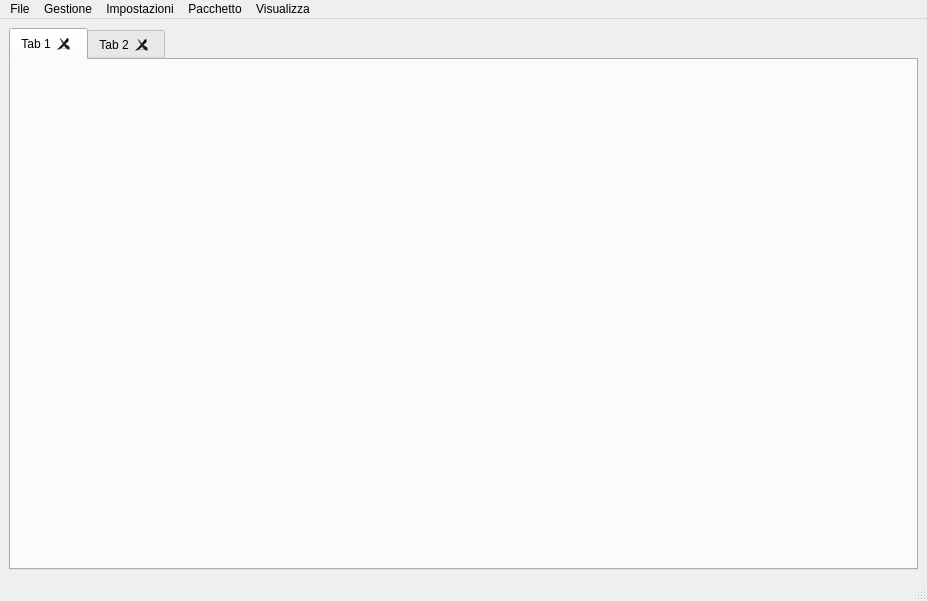
This is mainwindow.ui in Gabriele266/ArduinoPacMan as Qt 5 draws it before an edit. The edited form follows.
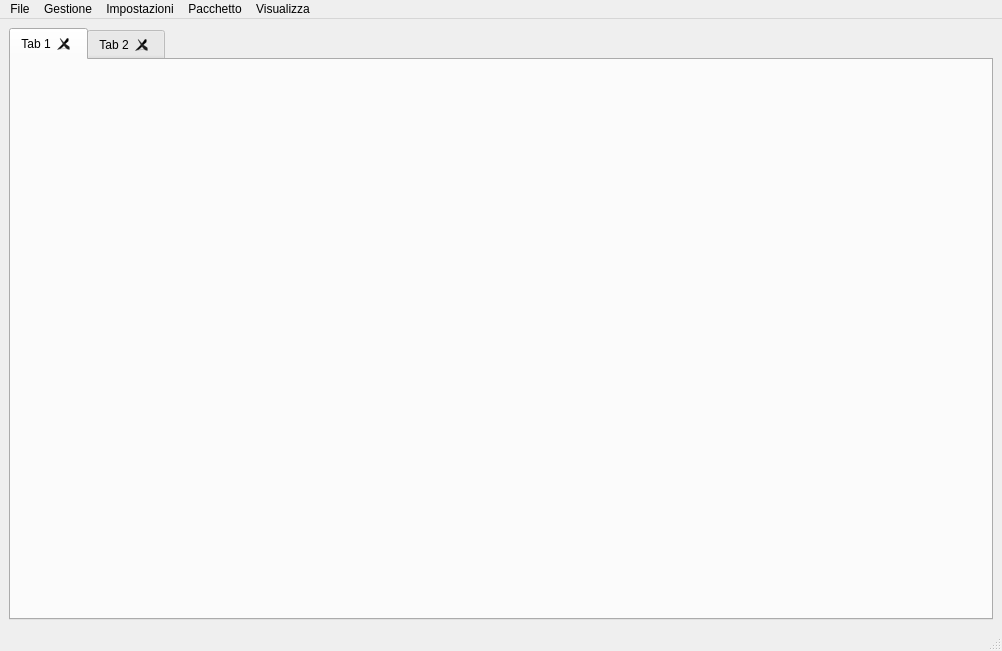
This is the edited form. Icons and pictures are not drawn.

The edit to the form file:
```diff
--- a/mainwindow.ui
+++ b/mainwindow.ui
@@ -6,8 +6,8 @@
    <rect>
     <x>0</x>
     <y>0</y>
-    <width>927</width>
-    <height>601</height>
+    <width>1002</width>
+    <height>651</height>
    </rect>
   </property>
   <property name="windowTitle">
@@ -59,7 +59,7 @@
     <rect>
      <x>0</x>
      <y>0</y>
-     <width>927</width>
+     <width>1002</width>
      <height>22</height>
     </rect>
    </property>
```
Left out of the diff: 14 changed lines with no effect on the pictures.
